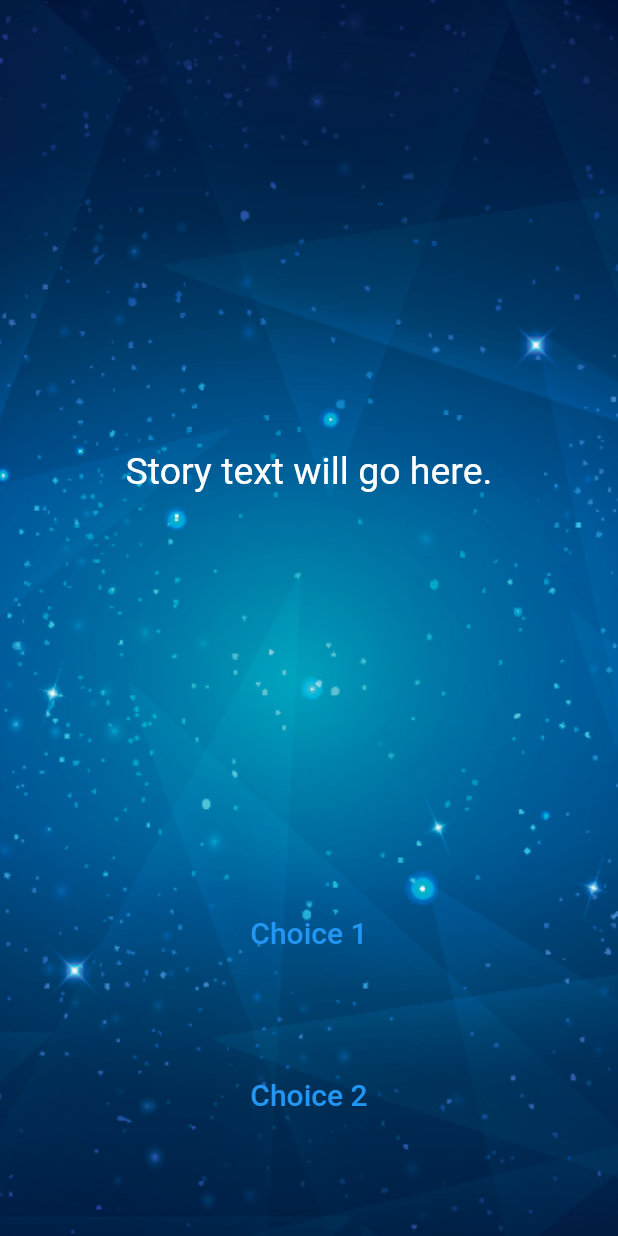
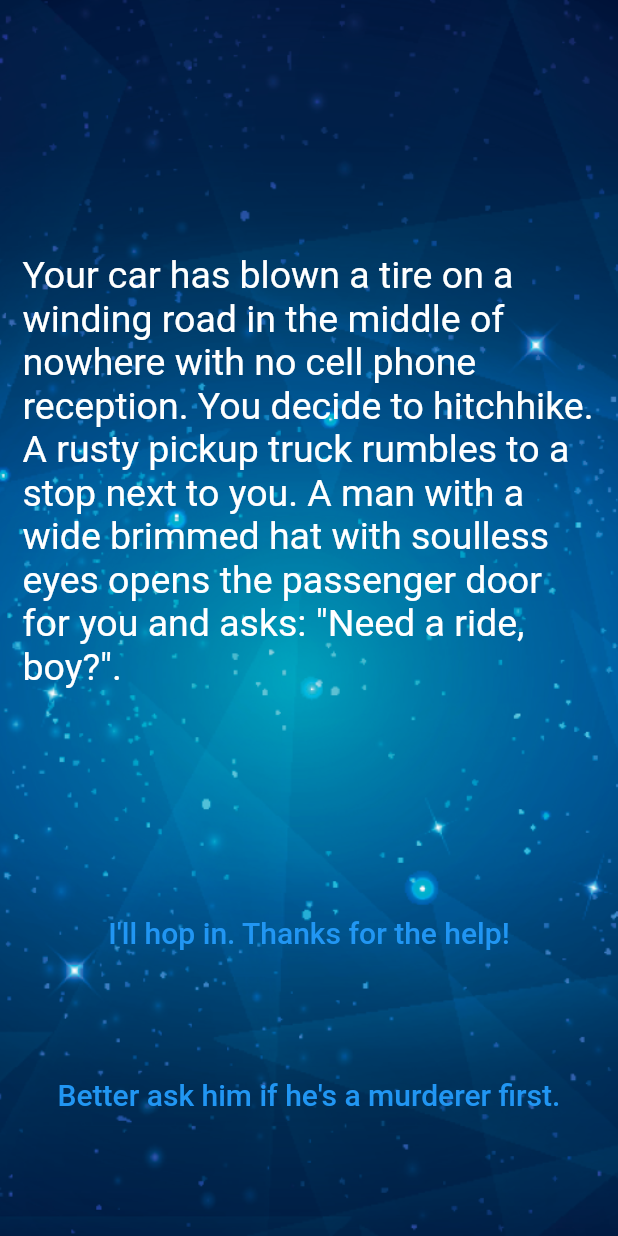
Before and after one commit to AdnanBashir87/destini_challenge_udemy, a Flutter app: the screen it shows after launch, on a phone screen of 412 x 824 dp. Run offline on Flutter 3.47's test engine with Material 2 defaults, Android fonts, the phone set to English and light mode, and no system bars.

Commit message:
new commits

```diff
--- a/lib/main.dart
+++ b/lib/main.dart
@@ -1,3 +1,4 @@
+import 'package:destini_challenge_udemy/story_brain.dart';
 import 'package:flutter/material.dart';
 
 //TODO: Step 15 - Run the app and see if you can see the screen update with the first story. Delete this TODO if it looks as you expected.
@@ -16,7 +17,7 @@
   }
 }
 
-//TODO: Step 9 - Create a new storyBrain object from the StoryBrain class.
+StoryBrain storyBrain = StoryBrain();
 
 class StoryPage extends StatefulWidget {
   const StoryPage({super.key});
@@ -41,13 +42,12 @@
           child: Column(
             crossAxisAlignment: CrossAxisAlignment.stretch,
             children: <Widget>[
-              const Expanded(
+              Expanded(
                 flex: 12,
                 child: Center(
                   child: Text(
-                    //TODO: Step 10 - use the storyBrain to get the first story title and display it in this Text Widget.
-                    'Story text will go here.',
-                    style: TextStyle(
+                    storyBrain.getStory(),
+                    style: const TextStyle(
                       fontSize: 25.0,
                     ),
                   ),
@@ -59,12 +59,15 @@
                   onPressed: () {
                     //Choice 1 made by user.
                     //TODO: Step 18 - Call the nextStory() method from storyBrain and pass the number 1 as the choice made by the user.
+                    setState(() {
+                      storyBrain.nextStory(1);
+                    });
                   },
                   // color: Colors.red,
-                  child: const Text(
+                  child: Text(
                     //TODO: Step 13 - Use the storyBrain to get the text for choice 1.
-                    'Choice 1',
-                    style: TextStyle(
+                    storyBrain.getChoice1(),
+                    style: const TextStyle(
                       fontSize: 20.0,
                     ),
                   ),
@@ -81,12 +84,15 @@
                   onPressed: () {
                     //Choice 2 made by user.
                     //TODO: Step 19 - Call the nextStory() method from storyBrain and pass the number 2 as the choice made by the user.
+                    setState(() {
+                      storyBrain.nextStory(2);
+                    });
                   },
                   // color: Colors.blue,
-                  child: const Text(
+                  child: Text(
                     //TODO: Step 14 - Use the storyBrain to get the text for choice 2.
-                    'Choice 2',
-                    style: TextStyle(
+                    storyBrain.getChoice2(),
+                    style: const TextStyle(
                       fontSize: 20.0,
                     ),
                   ),
--- a/lib/story_brain.dart
+++ b/lib/story_brain.dart
@@ -1,59 +1,67 @@
-//TODO: Step 6 - import the story.dart file into this file.
+import 'story.dart';
 
-//TODO: Step 5 - Create a new class called StoryBrain.
+class StoryBrain {
+  int _storyNumber = 0;
+  final List<Story> _storyData = [
+    Story(
+        storyTitle:
+            'Your car has blown a tire on a winding road in the middle of nowhere with no cell phone reception. You decide to hitchhike. A rusty pickup truck rumbles to a stop next to you. A man with a wide brimmed hat with soulless eyes opens the passenger door for you and asks: "Need a ride, boy?".',
+        choice1: 'I\'ll hop in. Thanks for the help!',
+        choice2: 'Better ask him if he\'s a murderer first.'),
+    Story(
+        storyTitle: 'He nods slowly, unphased by the question.',
+        choice1: 'At least he\'s honest. I\'ll climb in.',
+        choice2: 'Wait, I know how to change a tire.'),
+    Story(
+        storyTitle:
+            'As you begin to drive, the stranger starts talking about his relationship with his mother. He gets angrier and angrier by the minute. He asks you to open the glovebox. Inside you find a bloody knife, two severed fingers, and a cassette tape of Elton John. He reaches for the glove box.',
+        choice1: 'I love Elton John! Hand him the cassette tape.',
+        choice2: 'It\'s him or me! You take the knife and stab him.'),
+    Story(
+        storyTitle:
+            'What? Such a cop out! Did you know traffic accidents are the second leading cause of accidental death for most adult age groups?',
+        choice1: 'Restart',
+        choice2: ''),
+    Story(
+        storyTitle:
+            'As you smash through the guardrail and careen towards the jagged rocks below you reflect on the dubious wisdom of stabbing someone while they are driving a car you are in.',
+        choice1: 'Restart',
+        choice2: ''),
+    Story(
+        storyTitle:
+            'You bond with the murderer while crooning verses of "Can you feel the love tonight". He drops you off at the next town. Before you go he asks you if you know any good places to dump bodies. You reply: "Try the pier".',
+        choice1: 'Restart',
+        choice2: '')
+  ];
 
-//TODO: Step 7 - Uncomment the lines below to include storyData as a private property in StoryBrain. Hint: You might need to change something in story.dart to make this work.
+  String getStory() {
+    return _storyData[_storyNumber].storyTitle;
+  }
 
-//List<Story> _storyData = [
-//  Story(
-//      storyTitle:
-//      'Your car has blown a tire on a winding road in the middle of nowhere with no cell phone reception. You decide to hitchhike. A rusty pickup truck rumbles to a stop next to you. A man with a wide brimmed hat with soulless eyes opens the passenger door for you and asks: "Need a ride, boy?".',
-//      choice1: 'I\'ll hop in. Thanks for the help!',
-//      choice2: 'Better ask him if he\'s a murderer first.'),
-//  Story(
-//      storyTitle: 'He nods slowly, unphased by the question.',
-//      choice1: 'At least he\'s honest. I\'ll climb in.',
-//      choice2: 'Wait, I know how to change a tire.'),
-//  Story(
-//      storyTitle:
-//      'As you begin to drive, the stranger starts talking about his relationship with his mother. He gets angrier and angrier by the minute. He asks you to open the glovebox. Inside you find a bloody knife, two severed fingers, and a cassette tape of Elton John. He reaches for the glove box.',
-//      choice1: 'I love Elton John! Hand him the cassette tape.',
-//      choice2: 'It\'s him or me! You take the knife and stab him.'),
-//  Story(
-//      storyTitle:
-//      'What? Such a cop out! Did you know traffic accidents are the second leading cause of accidental death for most adult age groups?',
-//      choice1: 'Restart',
-//      choice2: ''),
-//  Story(
-//      storyTitle:
-//      'As you smash through the guardrail and careen towards the jagged rocks below you reflect on the dubious wisdom of stabbing someone while they are driving a car you are in.',
-//      choice1: 'Restart',
-//      choice2: ''),
-//  Story(
-//      storyTitle:
-//      'You bond with the murderer while crooning verses of "Can you feel the love tonight". He drops you off at the next town. Before you go he asks you if you know any good places to dump bodies. You reply: "Try the pier".',
-//      choice1: 'Restart',
-//      choice2: '')
-//];
+  String getChoice1() {
+    return _storyData[_storyNumber].choice1;
+  }
+
+  String getChoice2() {
+    return _storyData[_storyNumber].choice2;
+  }
 
 //TODO: Step 23 - Use the storyNumber property inside getStory(), getChoice1() and getChoice2() so that it gets the updated story and choices rather than always just the first (0th) one.
-
-//TODO: Step 8 - Create a method called getStory() that returns the first storyTitle from _storyData.
-
-//TODO: Step 11 - Create a method called getChoice1() that returns the text for the first choice1 from _storyData.
-
-//TODO: Step 12 - Create a method called getChoice2() that returns the text for the first choice2 from _storyData.
 
 //TODO: Step 25 - Change the storyNumber property into a private property so that only story_brain.dart has access to it. You can do this by right clicking on the name (storyNumber) and selecting Refactor -> Rename to make the change across all the places where it's used.
 
 //TODO: Step 16 - Create a property called storyNumber which starts with a value of 0. This will be used to track which story the user is currently viewing.
 
 //TODO: Step 17 - Create a method called nextStory(), it should not have any outputs but it should have 1 input called choiceNumber which will be the choice number (int) made by the user.
+  void nextStory(int choiceNumber) {
+    _storyNumber = choiceNumber;
+  }
 
 //TODO: Step 20 - Download the story plan here: https://drive.google.com/uc?export=download&id=1KU6EghkO9Hf2hRM0756xFHgNaZyGCou3
-
+//*************continue from the *************Step 21*************************
 //TODO: Step 21 - Using the story plan, update nextStory() to change the storyNumber depending on the choice made by the user. e.g. if choiceNumber was equal to 1 and the storyNumber is 0, the storyNumber should become 2.
 
 //TODO: Step 22 - In nextStory() if the storyNumber is equal to 3 or 4 or 5, that means it's the end of the game and it should call a method called restart() that resets the storyNumber to 0.
 
 //TODO: Step 27 - Create a method called buttonShouldBeVisible() which checks to see if storyNumber is 0 or 1 or 2 (when both buttons should show choices) and return true if that is the case, else it should return false.
+}
```
Also changed, not shown: lib/story.dart (+8 -4 lines), 1 other file.
